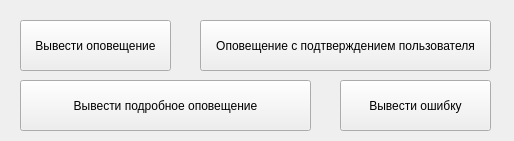
Before: the Qt Designer form untitled.ui in artur0527rg/pyqt5_hohlov, drawn with Qt 5.
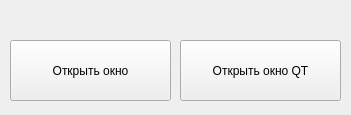
After: the same form once the commit is applied.

Commit message: Уведомления Урок 6 модальные окна через код, через qt designer.

Patch:
```diff
--- a/untitled.ui
+++ b/untitled.ui
@@ -6,64 +6,38 @@
    <rect>
     <x>0</x>
     <y>0</y>
-    <width>514</width>
-    <height>141</height>
+    <width>351</width>
+    <height>115</height>
    </rect>
   </property>
   <property name="windowTitle">
    <string>MainWindow</string>
   </property>
   <widget class="QWidget" name="centralwidget">
-   <widget class="QPushButton" name="pushButton_2">
-    <property name="geometry">
-     <rect>
-      <x>200</x>
-      <y>20</y>
-      <width>291</width>
-      <height>51</height>
-     </rect>
-    </property>
-    <property name="text">
-     <string>Оповещение с подтверждением пользователя</string>
-    </property>
-   </widget>
    <widget class="QPushButton" name="pushButton">
     <property name="geometry">
      <rect>
-      <x>20</x>
-      <y>20</y>
-      <width>151</width>
-      <height>51</height>
+      <x>10</x>
+      <y>40</y>
+      <width>161</width>
+      <height>61</height>
      </rect>
     </property>
     <property name="text">
-     <string>Вывести оповещение</string>
+     <string>Открыть окно</string>
     </property>
    </widget>
-   <widget class="QPushButton" name="pushButton_3">
+   <widget class="QPushButton" name="pushButton_2">
     <property name="geometry">
      <rect>
-      <x>20</x>
-      <y>80</y>
-      <width>291</width>
-      <height>51</height>
+      <x>180</x>
+      <y>40</y>
+      <width>161</width>
+      <height>61</height>
      </rect>
     </property>
     <property name="text">
-     <string>Вывести подробное оповещение</string>
-    </property>
-   </widget>
-   <widget class="QPushButton" name="pushButton_4">
-    <property name="geometry">
-     <rect>
-      <x>340</x>
-      <y>80</y>
-      <width>151</width>
-      <height>51</height>
-     </rect>
-    </property>
-    <property name="text">
-     <string>Вывести ошибку</string>
+     <string>Открыть окно QT</string>
     </property>
    </widget>
   </widget>
```
The commit also changes 4 other files.
